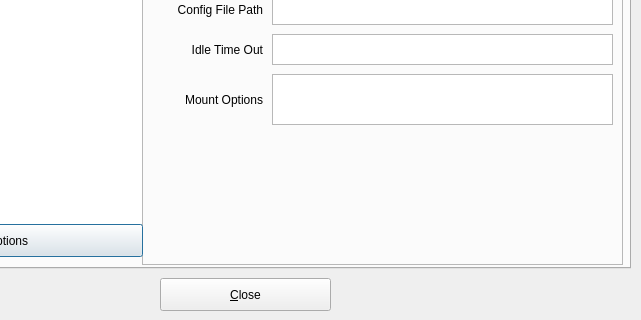
First picture: the form in src/favorites2.ui, repository mhogomchungu/sirikali, before the edit; both pictures show x 150 to 791 and y 172 to 492 of the 791 by 492 pixel window.
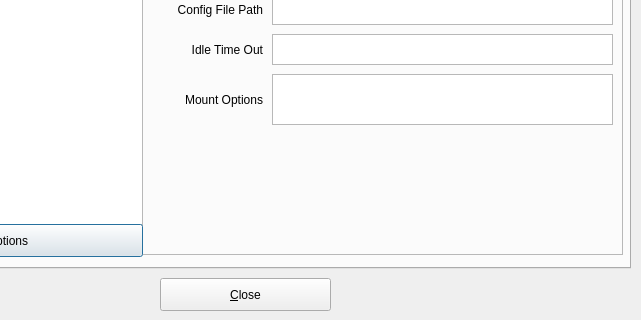
Second picture: the form after the edit.

Commit message: add a UI way to set command that will run periodically and its interval

Diff of the .ui file:
```diff
--- a/src/favorites2.ui
+++ b/src/favorites2.ui
@@ -56,7 +56,7 @@
        <x>280</x>
        <y>0</y>
        <width>481</width>
-       <height>401</height>
+       <height>391</height>
       </rect>
      </property>
      <property name="frameShape">
```
The commit also changes 5 other files.
